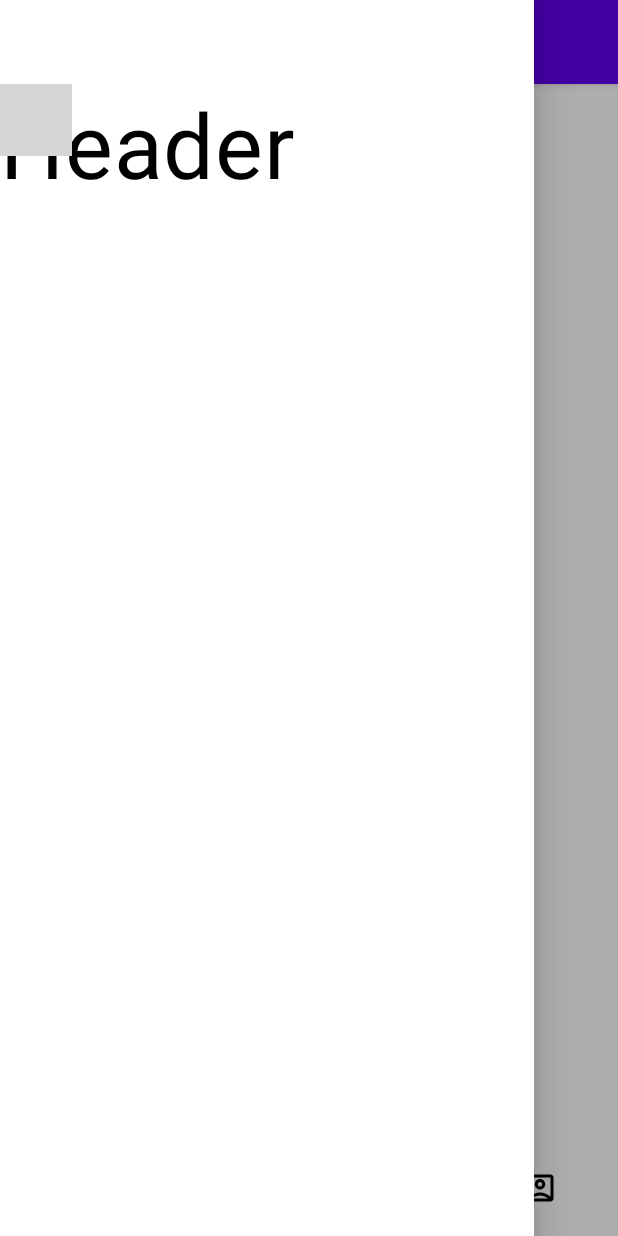
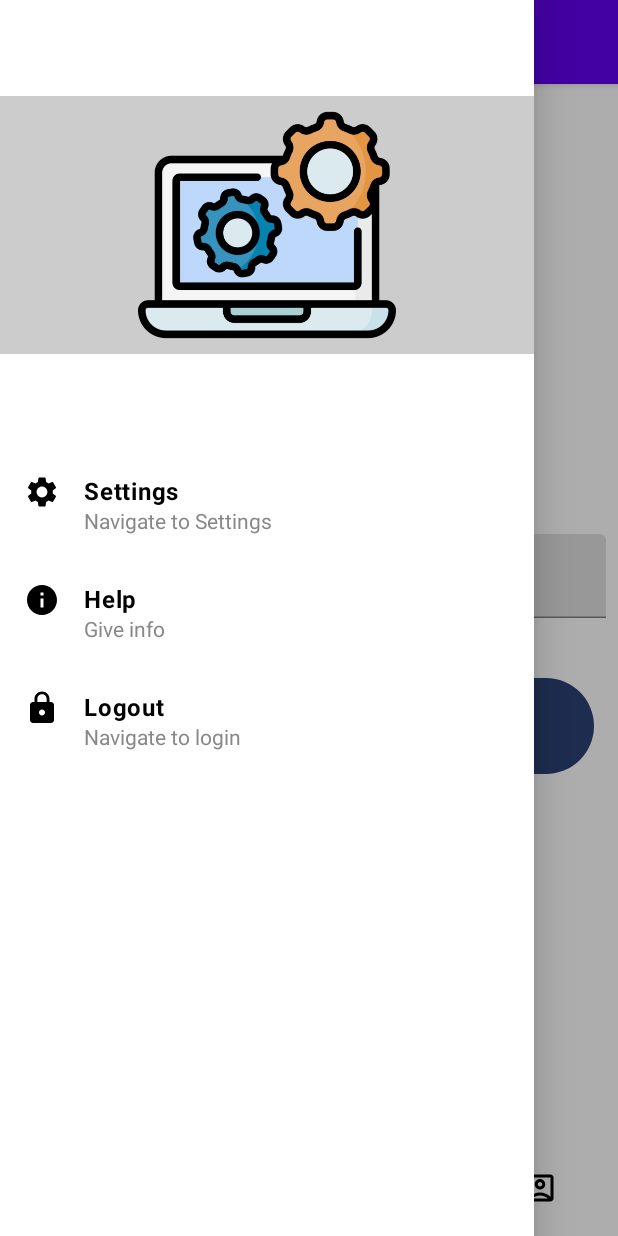
Before and after one commit to luitran2000/hackerLords, an Android app built with Jetpack Compose: the screen it shows after launch (MainActivity), after a tap on "Toggle drawer", on a phone screen of 412 x 824 dp. Run offline under Robolectric (Android 15) with nearby library versions, the phone set to English and light mode, and no system bars; grey boxes are pictures that could not be loaded.

Commit message:
formated NavigationDrawerCompose.kt and add searching Bar

```diff
--- /dev/null
+++ b/app/src/main/java/com/example/hackerlordapp/ui/components/button.kt
@@ -0,0 +1,35 @@
+package com.example.hackerlordapp.ui.components
+
+import androidx.compose.foundation.layout.defaultMinSize
+import androidx.compose.foundation.layout.fillMaxWidth
+import androidx.compose.foundation.layout.padding
+import androidx.compose.foundation.shape.CircleShape
+import androidx.compose.material.Text
+import androidx.compose.material3.Button
+import androidx.compose.material3.ButtonDefaults
+import androidx.compose.runtime.Composable
+import androidx.compose.ui.Modifier
+import androidx.compose.ui.graphics.Color
+import androidx.compose.ui.unit.dp
+
+@Composable
+fun RoundedButton(
+    text: String,
+    onClick: () -> Unit
+) {
+    Button(
+        onClick = onClick,
+        modifier = Modifier
+            .fillMaxWidth()
+            .padding(16.dp)
+            .defaultMinSize(minHeight = 64.dp, minWidth = 64.dp), // Adjust size as needed
+        shape = CircleShape,
+        colors = ButtonDefaults.buttonColors(
+            disabledContentColor = Color.Blue, // Change the background color as needed
+            contentColor = Color.White
+        )
+    ) {
+        // Text inside the button
+        Text(text = text)
+    }
+}
--- a/app/src/main/java/com/example/hackerlordapp/ui/navigationDrawer/MenuItem.kt
+++ b/app/src/main/java/com/example/hackerlordapp/ui/navigationDrawer/MenuItem.kt
@@ -2,6 +2,7 @@ package com.example.hackerlordapp.ui.navigationDrawer
 
 import androidx.compose.ui.graphics.vector.ImageVector
 import java.lang.invoke.TypeDescriptor
+
 
 data class MenuItem(
     val id: String,
--- a/app/src/main/java/com/example/hackerlordapp/ui/navigationDrawer/NavigationDrawerCompose.kt
+++ b/app/src/main/java/com/example/hackerlordapp/ui/navigationDrawer/NavigationDrawerCompose.kt
@@ -1,11 +1,16 @@
 package com.example.hackerlordapp.ui.navigationDrawer
 
-import androidx.compose.animation.ExperimentalAnimationApi
+import androidx.compose.foundation.Image
+import androidx.compose.foundation.background
 import androidx.compose.foundation.clickable
 import androidx.compose.foundation.layout.Box
+import androidx.compose.foundation.layout.Column
 import androidx.compose.foundation.layout.Row
 import androidx.compose.foundation.layout.Spacer
+import androidx.compose.foundation.layout.fillMaxHeight
 import androidx.compose.foundation.layout.fillMaxSize
+import androidx.compose.foundation.layout.fillMaxWidth
+import androidx.compose.foundation.layout.height
 import androidx.compose.foundation.layout.padding
 import androidx.compose.foundation.layout.width
 import androidx.compose.foundation.lazy.LazyColumn
@@ -19,61 +24,96 @@ import androidx.compose.material3.Icon
 import androidx.compose.material3.Text
 import androidx.compose.runtime.Composable
 import androidx.compose.ui.Modifier
+import androidx.compose.ui.graphics.Color
+import androidx.compose.ui.res.painterResource
 import androidx.compose.ui.text.TextStyle
+import androidx.compose.ui.text.font.FontWeight
 import androidx.compose.ui.tooling.preview.Preview
 import androidx.compose.ui.unit.dp
-import androidx.compose.ui.unit.sp
-import com.example.hackerlordapp.ui.bottomBar.CustomBottomNavigation
-import com.example.hackerlordapp.ui.bottomBar.CustomBottomNavigationItem
-import com.example.hackerlordapp.ui.bottomBar.Screen
+import com.example.hackerlordapp.R
+import com.example.hackerlordapp.ui.theme.HackerLordAppTheme
 
 @Composable
 fun DrawerHeader() {
     Box(
         modifier = Modifier
-            .fillMaxSize()
+            .fillMaxWidth()
+            .height(300.dp) // Set the desired fixed height here
             .padding(vertical = 64.dp)
+            .background(Color.LightGray)
     ) {
-        Text(text = "Header", fontSize = 60.sp)
+        // Load the PNG image and display it using the Image composable
+        Image(
+            painter = painterResource(id = R.drawable.main_icon), // Replace with the correct resource ID
+            contentDescription = null,  // Provide a content description if needed
+            modifier = Modifier.fillMaxSize() // Fill the available space
+        )
     }
 }
+
 
 @Composable
 fun DrawerBody(
     items: List<MenuItem>,
-    modifier: Modifier.Companion = Modifier,
-    //itemTextStyle: TextStyle = androidx.compose.ui.text.TextStyle(fontSize = 18.sp),
+    modifier: Modifier = Modifier,
     onItemClick: (MenuItem) -> Unit
 ) {
     LazyColumn(modifier) {
         items(items) { item ->
             Row(
                 modifier = Modifier
-                    .fillMaxSize()
+                    .fillMaxWidth() // Set the Row width to fill the parent
                     .clickable {
                         onItemClick(item)
                     }
                     .padding(16.dp)
             ) {
                 Icon(imageVector = item.icon, contentDescription = item.contentDescriptor)
+                Spacer(modifier = Modifier.width(16.dp))
+                Column {
+                    Text(
+                        text = item.title,
+                        fontWeight = FontWeight.Bold
+                    )
+                    Text(
+                        text = item.contentDescriptor,
+                        style = TextStyle(color = Color.Gray)
+                    )
+                }
             }
-            Spacer(modifier = Modifier.width(16.dp))
-            Text(
-                text = item.title
-            )
         }
     }
 }
 
+
+// Example usage of DrawerBody:
+val menuItems = listOf(
+
+    MenuItem(
+        id = "settings",
+        title = "Settings",
+        contentDescriptor = "Navigate to Settings",
+        icon = Icons.Default.Settings
+    ),
+    MenuItem(
+        id = "help",
+        title = "Help",
+        contentDescriptor = "Give info",
+        icon = Icons.Default.Info
+    ),
+    MenuItem(
+        id = "logout",
+        title = "Logout",
+        contentDescriptor = "Navigate to login",
+        icon = Icons.Default.Lock
+    )
+)
+
+@Preview(showBackground = true)
 @Composable
-@Preview
-fun Prev1(){
+fun Preview() {
+    HackerLordAppTheme {
+        DrawerHeader()
 
+    }
 }
-
-@ExperimentalAnimationApi
-@Composable
-@Preview
-fun Prev2() {
-
-}
--- a/app/src/main/java/com/example/hackerlordapp/ui/screens/MainActivity.kt
+++ b/app/src/main/java/com/example/hackerlordapp/ui/screens/MainActivity.kt
@@ -4,24 +4,36 @@ import android.annotation.SuppressLint
 import android.os.Bundle
 import androidx.activity.ComponentActivity
 import androidx.activity.compose.setContent
-import androidx.compose.animation.ExperimentalAnimationApi
+import androidx.compose.foundation.background
+import androidx.compose.foundation.layout.Arrangement
+import androidx.compose.foundation.layout.Column
+import androidx.compose.foundation.layout.Spacer
+import androidx.compose.foundation.layout.fillMaxSize
+import androidx.compose.foundation.layout.fillMaxWidth
+import androidx.compose.foundation.layout.height
+import androidx.compose.foundation.layout.padding
+import androidx.compose.material.Icon
+import androidx.compose.material.Text
+import androidx.compose.material.TextField
 import androidx.compose.material.icons.Icons
-import androidx.compose.material.icons.filled.Home
-import androidx.compose.material.icons.filled.Info
-import androidx.compose.material.icons.filled.Lock
-import androidx.compose.material.icons.filled.Settings
+import androidx.compose.material.icons.filled.Search
 import androidx.compose.material.rememberScaffoldState
+import androidx.compose.material3.ExperimentalMaterial3Api
 import androidx.compose.runtime.Composable
 import androidx.compose.runtime.mutableStateOf
 import androidx.compose.runtime.rememberCoroutineScope
+import androidx.compose.ui.Alignment
+import androidx.compose.ui.Modifier
+import androidx.compose.ui.graphics.Color
 import androidx.compose.ui.tooling.preview.Preview
+import androidx.compose.ui.unit.dp
 import com.example.hackerlordapp.ui.appBar.TopBar
 import com.example.hackerlordapp.ui.bottomBar.CustomBottomNavigation
-import com.example.hackerlordapp.ui.bottomBar.CustomBottomNavigationItem
 import com.example.hackerlordapp.ui.bottomBar.Screen
+import com.example.hackerlordapp.ui.components.RoundedButton
 import com.example.hackerlordapp.ui.navigationDrawer.DrawerBody
 import com.example.hackerlordapp.ui.navigationDrawer.DrawerHeader
-import com.example.hackerlordapp.ui.navigationDrawer.MenuItem
+import com.example.hackerlordapp.ui.navigationDrawer.menuItems
 import com.example.hackerlordapp.ui.theme.HackerLordAppTheme
 import com.google.accompanist.permissions.ExperimentalPermissionsApi
 import com.google.accompanist.permissions.PermissionState
@@ -29,12 +41,11 @@ import com.google.accompanist.permissions.rememberPermissionState
 import kotlinx.coroutines.launch
 
 class MainActivity : ComponentActivity() {
-    @OptIn(ExperimentalAnimationApi::class)
+
     @SuppressLint(
         "UnusedMaterial3ScaffoldPaddingParameter",
         "UnusedMaterialScaffoldPaddingParameter", "UnrememberedMutableState"
     )
-
     override fun onCreate(savedInstanceState: Bundle?) {
         super.onCreate(savedInstanceState)
         setContent {
@@ -42,6 +53,7 @@ class MainActivity : ComponentActivity() {
                 val scaffoldState = rememberScaffoldState()
                 val scope = rememberCoroutineScope()
                 val currentScreen = mutableStateOf<Screen>(Screen.Home)
+
                 androidx.compose.material.Scaffold(
                     scaffoldState = scaffoldState,
                     topBar = {
@@ -53,40 +65,14 @@ class MainActivity : ComponentActivity() {
                     },
                     drawerContent = {
                         DrawerHeader()
-                        DrawerBody(
-                            items = listOf(
-                                MenuItem(
-                                    id = "home",
-                                    title = "Home",
-                                    "navigate to home",
-                                    icon = Icons.Default.Home
-                                ),
-                                MenuItem(
-                                    id = "settings",
-                                    title = "Settings",
-                                    "navigate to Settings",
-                                    icon = Icons.Default.Settings
-                                ),
-                                MenuItem(
-                                    id = "help",
-                                    title = "Help",
-                                    "give info",
-                                    icon = Icons.Default.Info
-                                ),
-                                MenuItem(
-                                    id = "logout",
-                                    title = "Logout",
-                                    "navigate to login",
-                                    icon = Icons.Default.Lock
-                                ),
-                            )
-                        ) {
-                            when(it.id){
-                            //    "home" -> navigateUpTo(),
-                            //    "settings" -> navigateUpTo(),
-                            //    "help" -> navigateUpTo(),
-                            //    "logout" -> navigateUpTo(),
-
+                        DrawerBody(items = menuItems) { item ->
+                            when (item.id) {
+                                /*
+                                "home" ->  navController.navigate("mainActivity")
+                                "settings" -> navigateToSettings()
+                                "help" -> navigateToHelp()
+                                "logout" -> navigateToLogin()
+                                 */
                             }
                         }
                     },
@@ -96,12 +82,53 @@ class MainActivity : ComponentActivity() {
                         }
                     }
                 ) {
-                    MainScreen()
+                    Content()
                 }
             }
         }
     }
 }
+@Composable
+fun Content() {
+    Column(
+        modifier = Modifier.fillMaxSize(),
+        verticalArrangement = Arrangement.Center,
+        horizontalAlignment = Alignment.CenterHorizontally
+    ) {
+        SearchBar(
+            text = "", // Provide your text state here
+            onTextChanged = { /* Update your text state here */ }
+        )
+
+        Spacer(modifier = Modifier.height(16.dp))
+
+        RoundedButton("Kamera", onClick = {})
+    }
+}
+@Composable
+fun SearchBar(
+    text: String,
+    onTextChanged: (String) -> Unit
+) {
+    TextField(
+        value = text,
+        onValueChange = { onTextChanged(it) },
+        modifier = Modifier
+            .fillMaxWidth()
+            .background(Color.White) // Set your desired background color
+            .padding(8.dp),
+        placeholder = { Text(text = "Search...") },
+        leadingIcon = {
+            Icon(
+                imageVector = Icons.Default.Search,
+                contentDescription = "Search"
+            )
+        },
+        singleLine = true
+    )
+}
+
+
 
 
 @OptIn(ExperimentalPermissionsApi::class)
@@ -131,6 +158,6 @@ private fun MainContent(
 @Composable
 fun Preview() {
     HackerLordAppTheme {
-        CameraScreen()
+        DrawerHeader()
     }
 }
```
Also changed, not shown: app/src/main/res/drawable/main_icon.png (added).
